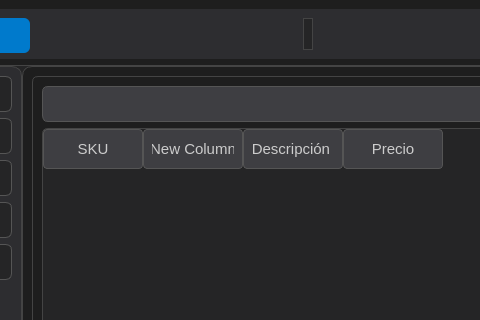
This is ui/ui_productos.ui in DHorner14/CRUD_examen2 as Qt 5 draws it before an edit; both pictures show x 188 to 668 and y 0 to 320 of the 852 by 595 pixel window. The edited form follows.
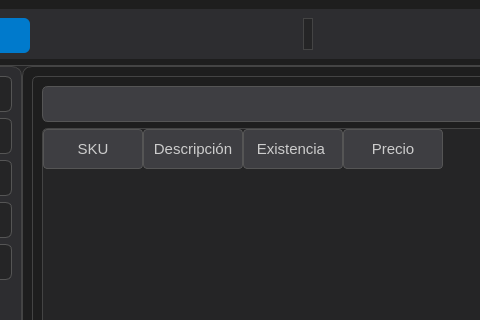
This is the edited form. Icons and pictures are not drawn.

Patch:
```diff
--- a/ui/ui_productos.ui
+++ b/ui/ui_productos.ui
@@ -1074,12 +1074,12 @@
                 </column>
                 <column>
                  <property name="text">
-                  <string>New Column</string>
+                  <string>Descripción</string>
                  </property>
                 </column>
                 <column>
                  <property name="text">
-                  <string>Descripción </string>
+                  <string>Existencia </string>
                  </property>
                 </column>
                 <column>
```
